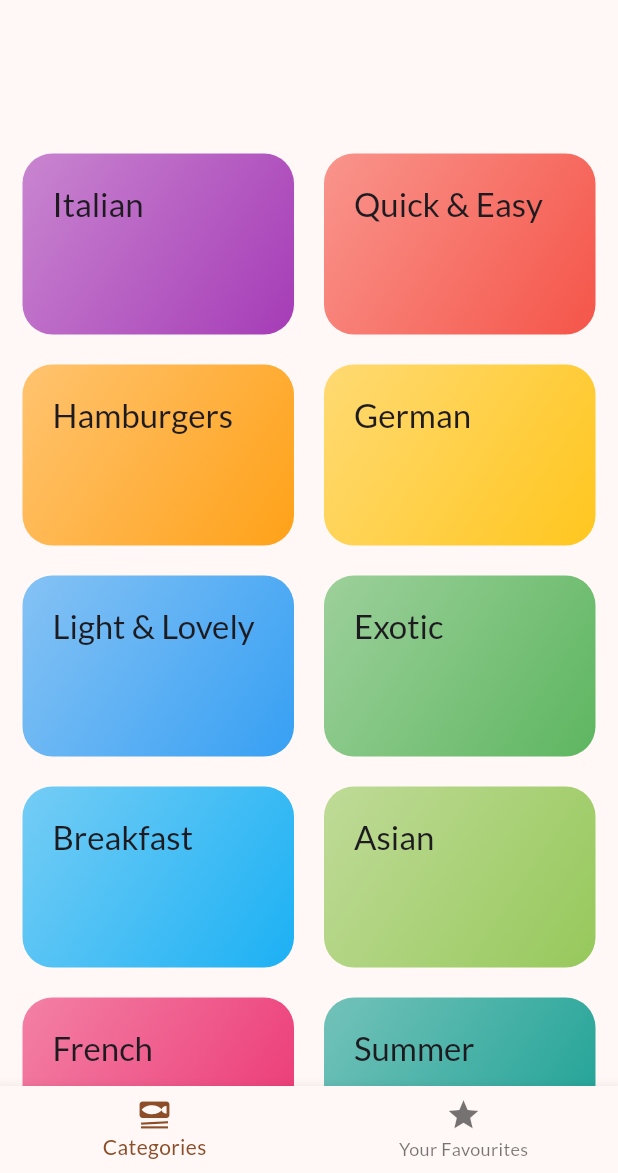
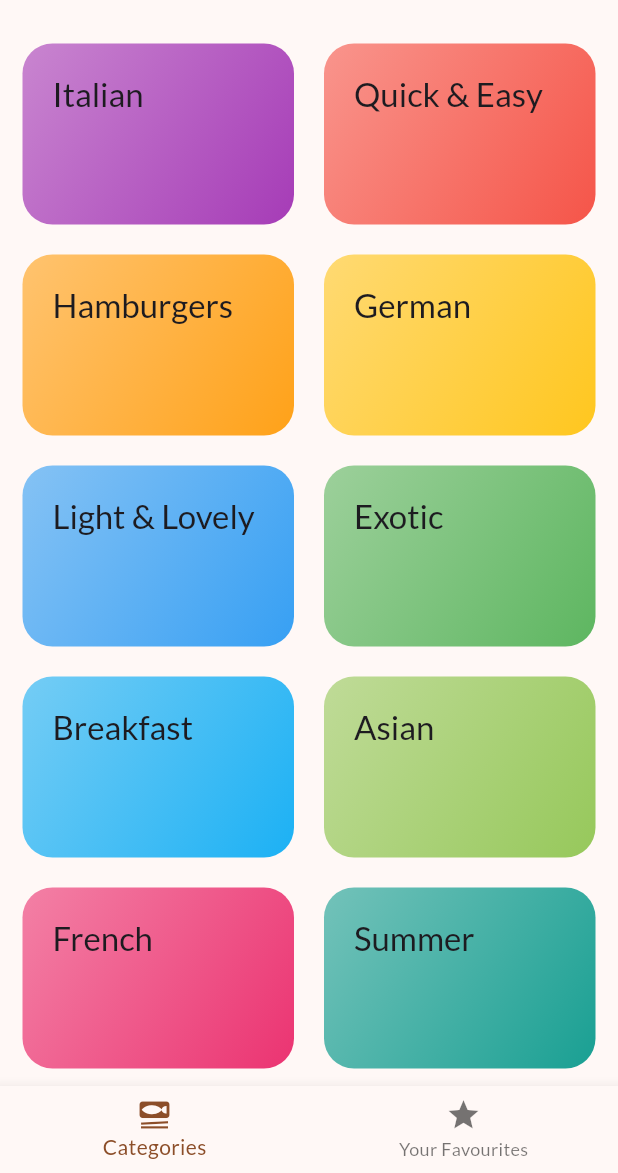
Before and after one commit to SomeshKumarN/flutter_projects, a Flutter app: the first screen one second after launch, on a phone screen of 412 x 824 dp, the part 63-1236 px from its top. Run offline on Flutter 3.47's test engine with Material 3 defaults, Android fonts, the phone set to English and light mode, and no system bars; our stand-ins replace flutter_riverpod, google_fonts, transparent_image; missing offline and left inert: dart_casing.

Commit message:
meals_app - finetuning the explicit animation

```diff
--- a/meals_app/lib/screens/categories_screen.dart
+++ b/meals_app/lib/screens/categories_screen.dart
@@ -24,10 +24,11 @@ class _CategoriesScreenState extends State<CategoriesScreen>
   void initState() {
     super.initState();
     _animationController = AnimationController(
-        vsync: this,
-        duration: Duration(milliseconds: 3000),
-        lowerBound: 0,
-        upperBound: 1);
+      vsync: this,
+      duration: Duration(milliseconds: 500),
+      // lowerBound: 0,
+      // upperBound: 1,
+    );
     _animationController.forward();
   }
 
@@ -76,8 +77,14 @@ class _CategoriesScreenState extends State<CategoriesScreen>
             ),
         ],
       ),
-      builder: (context, child) => Padding(
-        padding: EdgeInsets.only(top: 100 - _animationController.value * 100),
+      builder: (context, child) => SlideTransition(
+        position: Tween(
+          begin: Offset(1, 0),
+          end: Offset(0, 0),
+        ).animate(
+          CurvedAnimation(
+              parent: _animationController, curve: Curves.easeInCubic),
+        ),
         child: child,
       ),
     );
```
